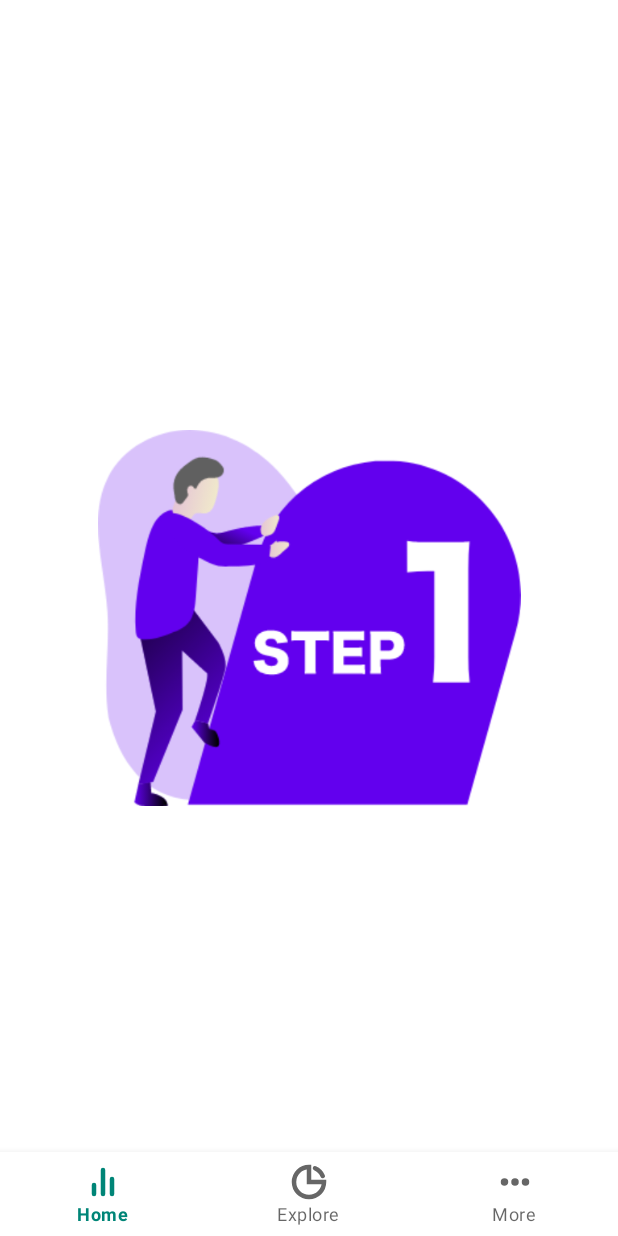
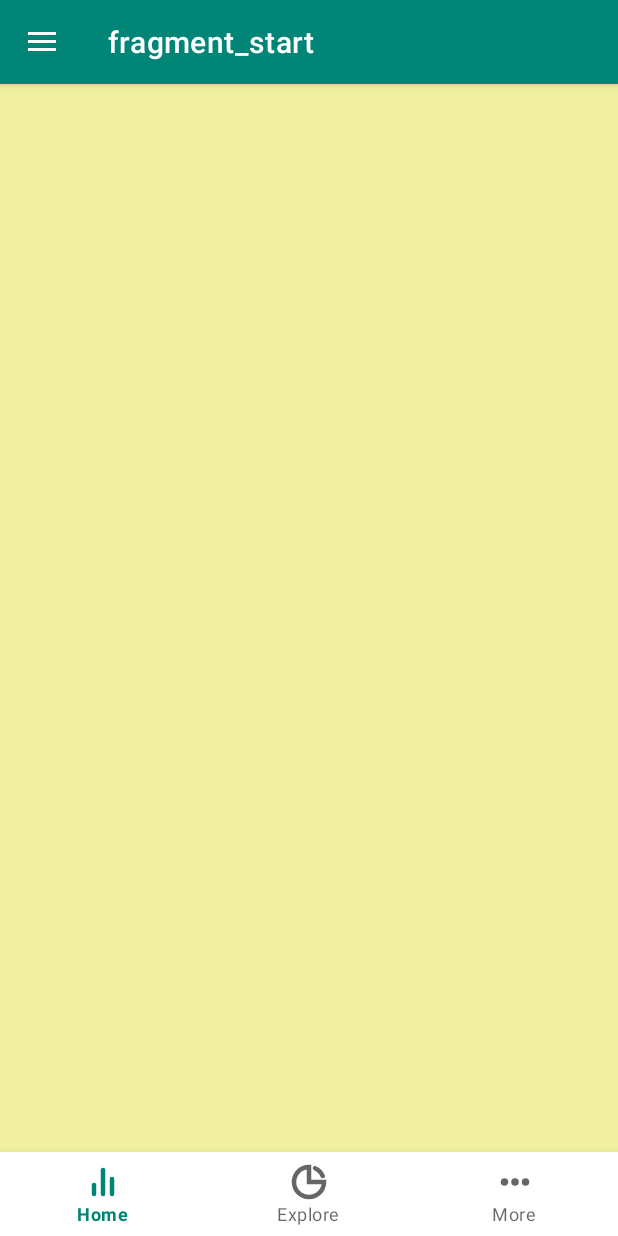
Before and after one commit to salauddin23shumon/NavigationComponentXmpl, an Android app: the screen it shows after launch (MainActivity), on a phone screen of 412 x 824 dp. Run offline under Robolectric (Android 15) with nearby library versions, the phone set to English and light mode, and no system bars; our stand-ins replace data binding, navigation-ui.

Commit message:
with UI bug

```diff
--- /dev/null
+++ b/app/src/main/java/com/mationStudios/navigationuisample/Fragments/StartFragment.java
@@ -0,0 +1,66 @@
+package com.mationStudios.navigationuisample.Fragments;
+
+import android.os.Bundle;
+
+import androidx.fragment.app.Fragment;
+
+import android.view.LayoutInflater;
+import android.view.View;
+import android.view.ViewGroup;
+
+import com.mationStudios.navigationuisample.R;
+
+/**
+ * A simple {@link Fragment} subclass.
+ * Use the {@link StartFragment#newInstance} factory method to
+ * create an instance of this fragment.
+ */
+public class StartFragment extends Fragment {
+
+    // TODO: Rename parameter arguments, choose names that match
+    // the fragment initialization parameters, e.g. ARG_ITEM_NUMBER
+    private static final String ARG_PARAM1 = "param1";
+    private static final String ARG_PARAM2 = "param2";
+
+    // TODO: Rename and change types of parameters
+    private String mParam1;
+    private String mParam2;
+
+    public StartFragment() {
+        // Required empty public constructor
+    }
+
+    /**
+     * Use this factory method to create a new instance of
+     * this fragment using the provided parameters.
+     *
+     * @param param1 Parameter 1.
+     * @param param2 Parameter 2.
+     * @return A new instance of fragment StartFragment.
+     */
+    // TODO: Rename and change types and number of parameters
+    public static StartFragment newInstance(String param1, String param2) {
+        StartFragment fragment = new StartFragment();
+        Bundle args = new Bundle();
+        args.putString(ARG_PARAM1, param1);
+        args.putString(ARG_PARAM2, param2);
+        fragment.setArguments(args);
+        return fragment;
+    }
+
+    @Override
+    public void onCreate(Bundle savedInstanceState) {
+        super.onCreate(savedInstanceState);
+        if (getArguments() != null) {
+            mParam1 = getArguments().getString(ARG_PARAM1);
+            mParam2 = getArguments().getString(ARG_PARAM2);
+        }
+    }
+
+    @Override
+    public View onCreateView(LayoutInflater inflater, ViewGroup container,
+                             Bundle savedInstanceState) {
+        // Inflate the layout for this fragment
+        return inflater.inflate(R.layout.fragment_start, container, false);
+    }
+}
--- a/app/src/main/java/com/mationStudios/navigationuisample/MainActivity.java
+++ b/app/src/main/java/com/mationStudios/navigationuisample/MainActivity.java
@@ -1,26 +1,60 @@
 package com.mationStudios.navigationuisample;
 
+import androidx.annotation.NonNull;
 import androidx.appcompat.app.AppCompatActivity;
+import androidx.databinding.DataBindingComponent;
+import androidx.databinding.DataBindingUtil;
+import androidx.drawerlayout.widget.DrawerLayout;
 import androidx.navigation.fragment.NavHostFragment;
+import androidx.navigation.ui.AppBarConfiguration;
 import androidx.navigation.ui.NavigationUI;
 
 import android.os.Bundle;
+import android.util.Log;
+import android.view.MenuItem;
 
 import com.google.android.material.bottomnavigation.BottomNavigationView;
+import com.google.android.material.navigation.NavigationView;
+import com.mationStudios.navigationuisample.databinding.ActivityMainBinding;
 
-public class MainActivity extends AppCompatActivity {
-BottomNavigationView bottomNavigationView;
+public class MainActivity extends AppCompatActivity implements NavigationView.OnNavigationItemSelectedListener{
+
+    private static final String TAG = "MainActivity";
+    AppBarConfiguration appBarConfiguration;
+    ActivityMainBinding activityMainBinding;
+    private NavHostFragment navHostFragment;
+
     @Override
     protected void onCreate(Bundle savedInstanceState) {
         super.onCreate(savedInstanceState);
-        setContentView(R.layout.activity_main);
+        activityMainBinding = DataBindingUtil.setContentView(this, R.layout.activity_main);
         setUpNavigation();
     }
-    public void setUpNavigation(){
-        bottomNavigationView =findViewById(R.id.bttm_nav);
-        NavHostFragment navHostFragment = (NavHostFragment)getSupportFragmentManager()
+
+    public void setUpNavigation() {
+        navHostFragment = (NavHostFragment) getSupportFragmentManager()
                 .findFragmentById(R.id.nav_host_fragment);
-        NavigationUI.setupWithNavController(bottomNavigationView,
+        NavigationUI.setupWithNavController(activityMainBinding.bttmNav,
                 navHostFragment.getNavController());
+        NavigationUI.setupWithNavController(activityMainBinding.navigationView, navHostFragment.getNavController());
+        NavigationUI.setupActionBarWithNavController(this, navHostFragment.getNavController(), activityMainBinding.drawerLayout);
+        activityMainBinding.navigationView.setNavigationItemSelectedListener(this);
+        appBarConfiguration = new AppBarConfiguration.Builder(navHostFragment.getNavController().getGraph())
+                .setDrawerLayout(activityMainBinding.drawerLayout)
+                .build();
+
+    }
+
+    @Override
+    public boolean onNavigationItemSelected(@NonNull MenuItem item) {
+        return false;
+    }
+
+    @Override
+    public void onBackPressed() {
+        int count=navHostFragment.getChildFragmentManager().getBackStackEntryCount();
+        Log.e(TAG, "onBackPressed: "+count );
+        super.onBackPressed();
+
     }
 }
--- a/app/src/main/res/layout/activity_main.xml
+++ b/app/src/main/res/layout/activity_main.xml
@@ -1,11 +1,19 @@
 <?xml version="1.0" encoding="utf-8"?>
-<androidx.coordinatorlayout.widget.CoordinatorLayout xmlns:android="http://schemas.android.com/apk/res/android"
+<layout>
+    <androidx.drawerlayout.widget.DrawerLayout
+        android:id="@+id/drawer_layout"
+        xmlns:android="http://schemas.android.com/apk/res/android"
         xmlns:app="http://schemas.android.com/apk/res-auto"
         xmlns:tools="http://schemas.android.com/tools"
         android:layout_width="match_parent"
         android:layout_height="match_parent"
-    tools:context=".MainActivity">
+        tools:context=".MainActivity"
+        android:fitsSystemWindows="true"
+        tools:openDrawer="start">
 
+        <RelativeLayout
+            android:layout_width="match_parent"
+            android:layout_height="match_parent">
             <fragment
                 android:id="@+id/nav_host_fragment"
                 android:name="androidx.navigation.fragment.NavHostFragment"
@@ -19,9 +27,20 @@
                 android:id="@+id/bttm_nav"
                 android:layout_width="match_parent"
                 android:layout_height="wrap_content"
-        android:layout_gravity="bottom"
-        app:menu="@menu/bottom_menu_nav"
-        >
-    </com.google.android.material.bottomnavigation.BottomNavigationView>
+                android:layout_alignParentBottom="true"
+                app:menu="@menu/bottom_menu_nav" />
+        </RelativeLayout>
 
-</androidx.coordinatorlayout.widget.CoordinatorLayout>
+        <com.google.android.material.navigation.NavigationView
+            android:id="@+id/navigationView"
+            android:layout_width="wrap_content"
+            android:layout_height="match_parent"
+            android:layout_gravity="start"
+            app:itemIconTint="@color/colorPrimary"
+            app:headerLayout="@layout/nav_header"
+            app:menu="@menu/bottom_menu_nav"/>
+
+
+
+    </androidx.drawerlayout.widget.DrawerLayout>
+</layout>
--- /dev/null
+++ b/app/src/main/res/layout/fragment_start.xml
@@ -0,0 +1,10 @@
+<?xml version="1.0" encoding="utf-8"?>
+<FrameLayout xmlns:android="http://schemas.android.com/apk/res/android"
+    xmlns:tools="http://schemas.android.com/tools"
+    android:layout_width="match_parent"
+    android:layout_height="match_parent"
+    tools:context=".Fragments.StartFragment"
+    android:background="#F1F1A1">
+
+
+</FrameLayout>
--- a/app/src/main/res/menu/bottom_menu_nav.xml
+++ b/app/src/main/res/menu/bottom_menu_nav.xml
@@ -5,20 +5,20 @@
     <item android:id="@+id/home"
         android:title="Home"
         app:showAsAction="always"
-        android:orderInCategory="1"
+
         android:icon="@drawable/ic_bar_chart"/>
 
     <item android:id="@+id/explore"
         android:title="Explore"
         app:showAsAction="always"
-        android:orderInCategory="2"
+
         android:icon="@drawable/ic_pie_chart"/>
 
 
     <item android:id="@+id/more"
         android:title="More"
         app:showAsAction="always"
-        android:orderInCategory="2"
+
         android:icon="@drawable/ic_more_horizontal"/>
 
 </menu>
--- a/app/src/main/res/navigation/nav_graph.xml
+++ b/app/src/main/res/navigation/nav_graph.xml
@@ -3,29 +3,37 @@
     xmlns:app="http://schemas.android.com/apk/res-auto"
     xmlns:tools="http://schemas.android.com/tools"
     android:id="@+id/nav_graph"
-    app:startDestination="@id/home">
+    app:startDestination="@id/startFragment">
 
     <fragment
         android:id="@+id/home"
         android:name="com.mationStudios.navigationuisample.Fragments.Home"
         android:label="fragment_home"
         tools:layout="@layout/fragment_home" >
-        <action
-            android:id="@+id/action_home2_to_explore"
-            app:destination="@id/explore" />
+
     </fragment>
     <fragment
         android:id="@+id/explore"
         android:name="com.mationStudios.navigationuisample.Fragments.Explore"
         android:label="fragment_explore"
         tools:layout="@layout/fragment_explore" >
-        <action
-            android:id="@+id/action_explore_to_more"
-            app:destination="@id/more" />
+
     </fragment>
     <fragment
         android:id="@+id/more"
         android:name="com.mationStudios.navigationuisample.Fragments.More"
         android:label="fragment_more"
         tools:layout="@layout/fragment_more" />
+    <fragment
+        android:id="@+id/startFragment"
+        android:name="com.mationStudios.navigationuisample.Fragments.StartFragment"
+        android:label="fragment_start"
+        tools:layout="@layout/fragment_start" >
+        <action
+            android:id="@+id/action_startFragment_to_home"
+            app:popUpTo="@id/startFragment"
+            app:popUpToInclusive="true"
+            app:destination="@id/home" />
+    </fragment>
+
 </navigation>
--- a/app/src/main/res/values/styles.xml
+++ b/app/src/main/res/values/styles.xml
@@ -1,7 +1,7 @@
 <resources>
 
     <!-- Base application theme. -->
-    <style name="AppTheme" parent="Theme.MaterialComponents.Light.NoActionBar">
+    <style name="AppTheme" parent="Theme.MaterialComponents.Light.DarkActionBar">
         <!-- Customize your theme here. -->
         <item name="colorPrimary">@color/colorPrimary</item>
         <item name="colorPrimaryDark">@color/colorPrimaryDark</item>
```
Also changed, not shown: app/build.gradle (+6 -1 lines), app/src/main/res/layout/nav_header.xml (added, +70 -0 lines). Lines whose indentation alone changed are shown as unchanged.
